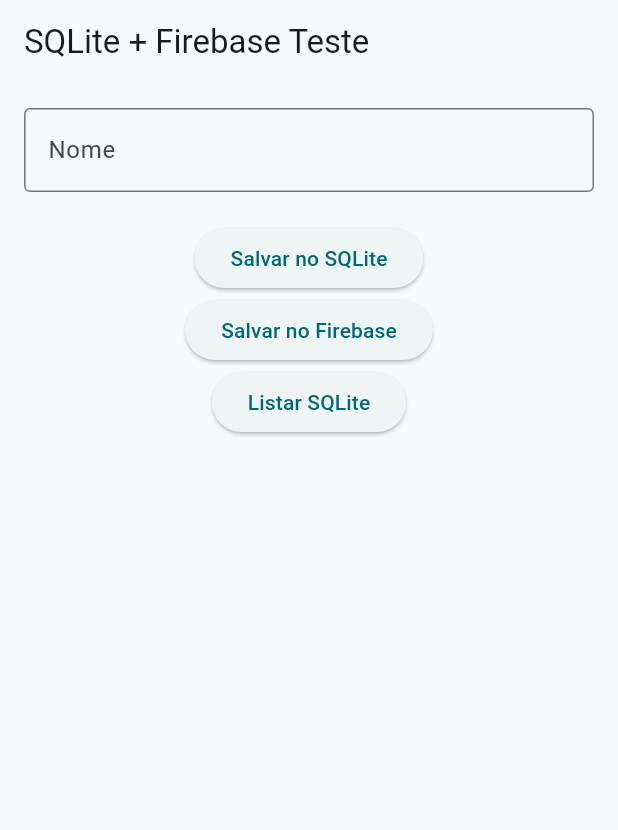
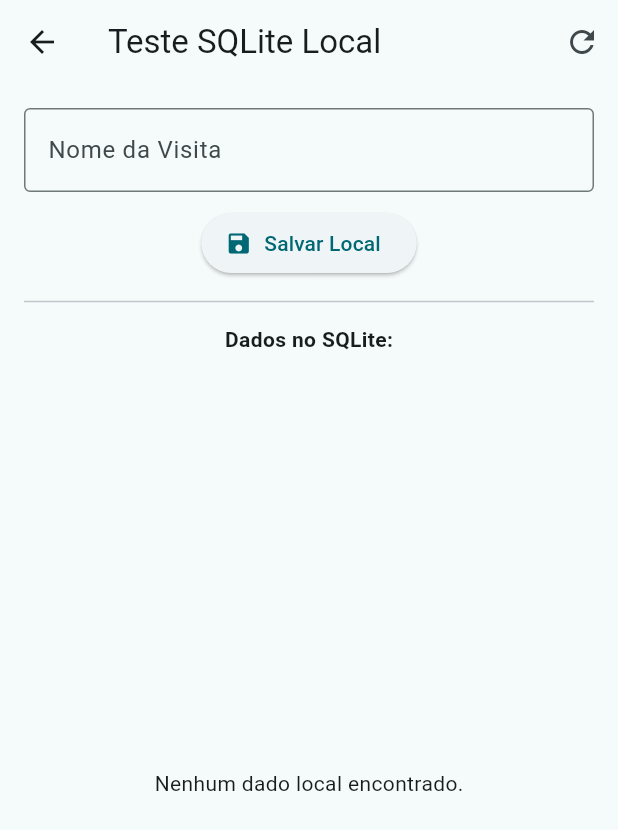
Before and after one commit to ErickRezende1833/carangode_visits, a Flutter app: the HomePage screen opened directly, on a phone screen of 412 x 824 dp. Shown: the top 830 px of the screen. Run offline on Flutter 3.47's test engine with Material 3 defaults, Android fonts, the phone set to English and light mode, and no system bars; our stand-ins replace cloud_firestore, connectivity_plus, firebase_core, sqflite; accounts and stored records are empty.

Commit message:
feat: Criando a navegação e visualização de dados

```diff
--- a/lib/home_page.dart
+++ b/lib/home_page.dart
@@ -1,6 +1,4 @@
 import 'package:flutter/material.dart';
-import 'package:cloud_firestore/cloud_firestore.dart';
-
 import 'database/visita_dao.dart';
 import 'models/visita.dart';
 
@@ -16,43 +14,49 @@
   final TextEditingController nomeController = TextEditingController();
   final GlobalKey<FormState> _formKey = GlobalKey<FormState>();
 
+  // Lista local para exibir os dados do SQLite na tela
+  List<Visita> _visitasLocal = [];
+
+  @override
+  void initState() {
+    super.initState();
+    _atualizarLista(); // Carrega os dados assim que a tela abre
+  }
+
+  // 🔹 FUNÇÃO PARA RECARREGAR A LISTA DO SQLITE
+  Future<void> _atualizarLista() async {
+    final lista = await dao.listarVisitas();
+    setState(() {
+      _visitasLocal = lista;
+    });
+  }
+
   // 🔹 SALVAR NO SQLITE (LOCAL)
   Future<void> salvarSQLite() async {
     if (_formKey.currentState!.validate()) {
-      final id = await dao.inserirVisita(
-        Visita(nome: nomeController.text),
+      final novaVisita = Visita(nome: nomeController.text);
+      await dao.inserirVisita(novaVisita);
+
+      nomeController.clear(); // Limpa o campo após salvar
+      _atualizarLista(); // Atualiza a lista na tela
+
+      ScaffoldMessenger.of(context).showSnackBar(
+        const SnackBar(content: Text("Salvo no SQLite com sucesso!")),
       );
-
-      print("Salvou no SQLite com ID: $id");
     }
-  }
-
-  // 🔹 LISTAR SQLITE
-  Future<void> listarSQLite() async {
-    final lista = await dao.listarVisitas();
-
-    for (var v in lista) {
-      print("${v.id} - ${v.nome}");
-    }
-  }
-
-  // 🔹 SALVAR NO FIREBASE (CLOUD)
-  Future<void> salvarFirebase() async {
-    if (nomeController.text.isEmpty) return;
-
-    await FirebaseFirestore.instance.collection('visitas').add({
-      'nome': nomeController.text,
-      'timestamp': FieldValue.serverTimestamp(),
-    });
-
-    print("Salvou no Firebase: ${nomeController.text}");
   }
 
   @override
   Widget build(BuildContext context) {
     return Scaffold(
       appBar: AppBar(
-        title: const Text("SQLite + Firebase Teste"),
+        title: const Text("Teste SQLite Local"),
+        actions: [
+          IconButton(
+            icon: const Icon(Icons.refresh),
+            onPressed: _atualizarLista,
+          )
+        ],
       ),
       body: Padding(
         padding: const EdgeInsets.all(16),
@@ -63,32 +67,45 @@
               TextFormField(
                 controller: nomeController,
                 decoration: const InputDecoration(
-                  labelText: "Nome",
+                  labelText: "Nome da Visita",
                   border: OutlineInputBorder(),
                 ),
-                validator: (value) {
-                  if (value == null || value.isEmpty) {
-                    return "Digite um nome";
-                  }
-                  return null;
-                },
+                validator: (value) => (value == null || value.isEmpty) ? "Digite um nome" : null,
+              ),
+              const SizedBox(height: 10),
+
+              Row(
+                mainAxisAlignment: MainAxisAlignment.spaceEvenly,
+                children: [
+                  ElevatedButton.icon(
+                    onPressed: salvarSQLite,
+                    icon: const Icon(Icons.save),
+                    label: const Text("Salvar Local"),
+                  ),
+                ],
               ),
 
-              const SizedBox(height: 20),
+              const Divider(height: 30),
+              const Text("Dados no SQLite:", style: TextStyle(fontWeight: FontWeight.bold)),
 
-              ElevatedButton(
-                onPressed: salvarSQLite,
-                child: const Text("Salvar no SQLite"),
-              ),
-
-              ElevatedButton(
-                onPressed: salvarFirebase,
-                child: const Text("Salvar no Firebase"),
-              ),
-
-              ElevatedButton(
-                onPressed: listarSQLite,
-                child: const Text("Listar SQLite"),
+              // 🔹 LISTA EM TEMPO REAL
+              Expanded(
+                child: _visitasLocal.isEmpty
+                    ? const Center(child: Text("Nenhum dado local encontrado."))
+                    : ListView.builder(
+                        itemCount: _visitasLocal.length,
+                        itemBuilder: (context, index) {
+                          final visita = _visitasLocal[index];
+                          return ListTile(
+                            leading: Icon(
+                              visita.synced ? Icons.cloud_done : Icons.cloud_off,
+                              color: visita.synced ? Colors.green : Colors.orange,
+                            ),
+                            title: Text(visita.nome),
+                            subtitle: Text("ID: ${visita.id} | Sincronizado: ${visita.synced ? 'Sim' : 'Não'}"),
+                          );
+                        },
+                      ),
               ),
             ],
           ),
```
Also changed, not shown: lib/main.dart (+8 -2 lines), lib/viewModels/homeCampoViewModel.dart (added, +28 -0 lines), lib/views/formView.dart (+7 -1 lines), lib/views/homeCampoView.dart (+51 -31 lines), lib/views/widgets.dart (+13 -22 lines).
